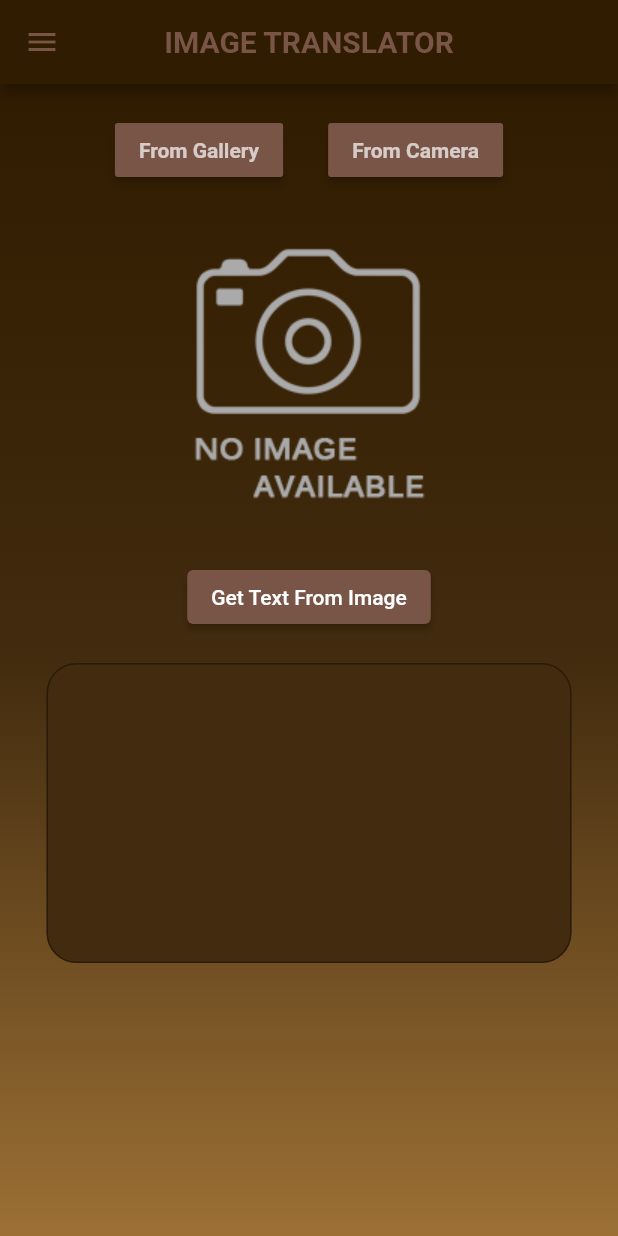
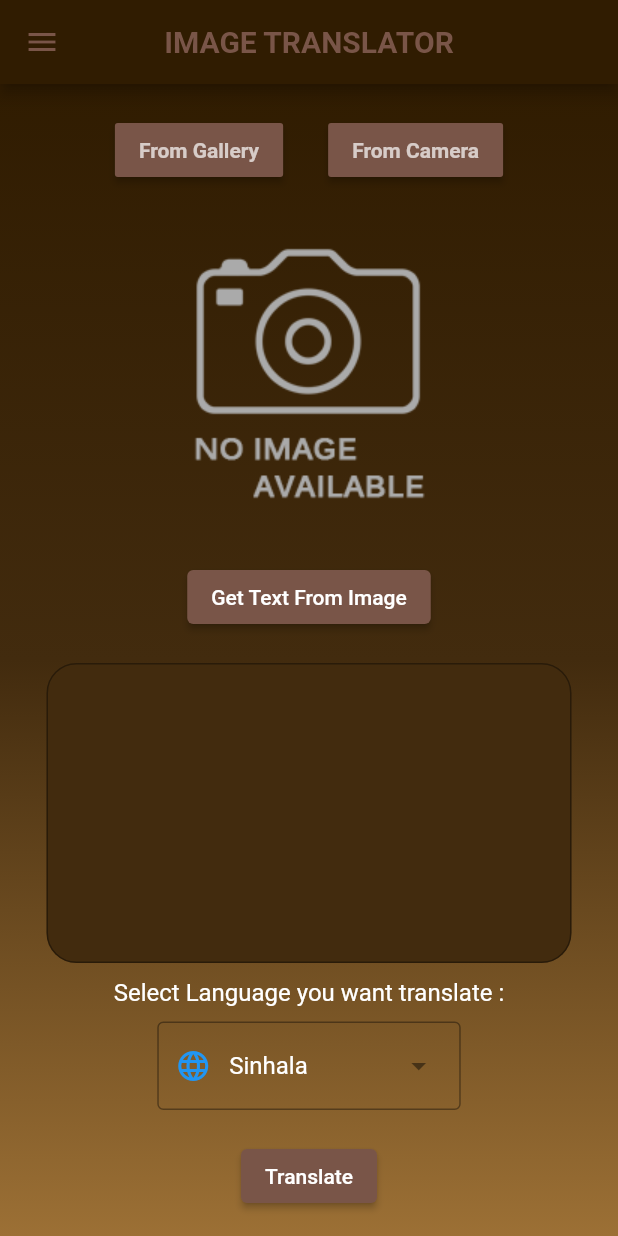
Before and after one commit to ManujaDewmina/Unity-Talk, a Flutter app: the OcrScreen screen opened directly, after a tap on "From Gallery", on a phone screen of 412 x 824 dp. Run offline on Flutter 3.47's test engine with Material 2 defaults, Android fonts, the phone set to English and light mode, and no system bars; our stand-ins replace cloud_firestore, firebase_auth, firebase_core, font_awesome_flutter, image_picker; missing offline and left inert: google_mlkit_text_recognition, translator; accounts and stored records are empty.

Commit message:
version 1.0

```diff
--- a/lib/screen/ocr_screen.dart
+++ b/lib/screen/ocr_screen.dart
@@ -2,8 +2,12 @@ import 'dart:io';
 import 'package:flutter/material.dart';
 import 'package:ethic_app/reusable_widgets/reusable_widget.dart';
 import 'package:flutter/services.dart';
+import 'package:google_mlkit_text_recognition/google_mlkit_text_recognition.dart';
 import 'package:image_picker/image_picker.dart';
+import 'package:translator/translator.dart';
 import '../Utils/color_utils.dart';
+
+const List<String> list = <String>['Sinhala', 'English', 'Tamil'];
 
 class OcrScreen extends StatefulWidget {
   const OcrScreen({Key? key}) : super(key: key);
@@ -14,15 +18,20 @@ class OcrScreen extends StatefulWidget {
 
 class _OcrScreenState extends State<OcrScreen> {
   File? image;
+  final _textRecognizer = TextRecognizer(script: TextRecognitionScript.latin);
   final ImagePicker _picker = ImagePicker();
+  String outText = '';
   TextEditingController _textEditingController = TextEditingController();
+  GoogleTranslator translator = GoogleTranslator();
+  String selectedTargetLanguage = "si";
+  String translatedText = '';
 
   Future pickImageGallery() async {
     try {
-      final image = await _picker.pickImage(source: ImageSource.gallery);
-      if (image == null) return;
+      final image1 = await _picker.pickImage(source: ImageSource.gallery);
+      if (image1 == null) return;
 
-      final imageTemp = File(image.path);
+      final imageTemp = File(image1.path);
       setState(() {
         this.image = imageTemp;
       });
@@ -48,10 +57,23 @@ class _OcrScreenState extends State<OcrScreen> {
   }
 
   Future<void> getText() async {
-    // learning.TextRecognition textRecognition = learning.TextRecognition();
-    // input.InputImage imageTemp = input.InputImage.fromFile(image!);
-    // learning.RecognizedText? result = await textRecognition.process(imageTemp);
-    // log(result as String);
+    InputImage inputImage = InputImage.fromFile(image!);
+    final recognizedText = await _textRecognizer.processImage(inputImage);
+    setState(() {
+      outText = recognizedText.text;
+      _textEditingController = TextEditingController(text: outText);
+    });
+  }
+
+  void translateText()
+  {
+    translator.translate(_textEditingController.text, to: selectedTargetLanguage)
+        .then((output)
+    {
+      setState(() {
+        translatedText = output.text;
+      });
+    });
   }
 
   @override
@@ -156,6 +178,73 @@ class _OcrScreenState extends State<OcrScreen> {
                     ),
                   ),
                 ),
+                const SizedBox(height: 10,),
+                const Text('Select Language you want translate :',
+                  style: TextStyle(
+                      color: Colors.white,
+                      fontSize: 16
+                  ),
+                ),
+                const SizedBox(height: 10,),
+                Row(
+                  mainAxisAlignment: MainAxisAlignment.center,
+                  children: <Widget>[
+                    DropdownMenu<String>(
+                      leadingIcon: const Icon(
+                        Icons.language, // Custom icon
+                        color: Colors.blue,
+                      ),
+                      textStyle: const TextStyle(
+                          color: Colors.white
+                      ),
+                      initialSelection: list.first,
+                      onSelected: (String? value) {
+                        setState(() {
+                          if( value! == "Sinhala"){
+                            selectedTargetLanguage = "si";}
+                          else if( value == "English"){
+                            selectedTargetLanguage = "en";}
+                          else if( value == "Tamil"){
+                            selectedTargetLanguage = "ta";}
+                        });
+                      },
+                      dropdownMenuEntries: list.map<DropdownMenuEntry<String>>((String value) {
+                        return DropdownMenuEntry<String>(
+                            value: value,
+                            leadingIcon: const Icon(
+                              Icons.language, // Custom icon
+                              color: Colors.blue,
+                            ),
+                            label: value);
+                      }).toList(),
+                    )
+                  ],
+                ),
+                const SizedBox(height: 20),
+                ElevatedButton(
+                  onPressed: () {
+                    translateText();
+                  },
+                  style: ButtonStyle(
+                    backgroundColor: MaterialStateProperty.all<Color>(Colors.brown), // Set your desired button color here
+                  ),
+                  child: const Text('Translate'),
+                ),
+                const SizedBox(height: 20),
+                Container(
+                  width: 350,
+                  padding: const EdgeInsets.fromLTRB(20, 20, 20, 20),
+                  decoration: BoxDecoration(
+                    color: hexStringToColor("422b0e"),
+                    borderRadius: const BorderRadius.all(Radius.circular(20.0)),
+                  ),
+                  child:
+                  Text(
+                    translatedText,
+                    style: const TextStyle(fontSize: 16, color: Colors.white),
+                  ),
+                ),
+                const SizedBox(height: 20),
               ],
             ),
           ),
--- a/lib/screen/translator_screen.dart
+++ b/lib/screen/translator_screen.dart
@@ -152,6 +152,7 @@ class _TranslatorScreenState extends State<TranslatorScreen> {
                   style: const TextStyle(fontSize: 16, color: Colors.white),
                 ),
               ),
+              const SizedBox(height: 20),
             ],
           ),
         ),
--- a/pubspec.yaml
+++ b/pubspec.yaml
@@ -33,15 +33,13 @@ dependencies:
   http: ^0.13.3
   translator: ^0.1.2
   image_picker: ^0.8.9
-
-  # The following adds the Cupertino Icons font to your application.
-  # Use with the CupertinoIcons class for iOS style icons.
   cupertino_icons: ^1.0.2
   firebase_core: ^2.4.0
   firebase_auth: ^4.2.1
   font_awesome_flutter: ^10.3.0
   carousel_slider: ^4.2.1
   cloud_firestore: ^4.9.3
+  google_mlkit_text_recognition: ^0.10.0
 
 dev_dependencies:
   flutter_test:
```
Also changed, not shown: pubspec.lock, 1 other file.
